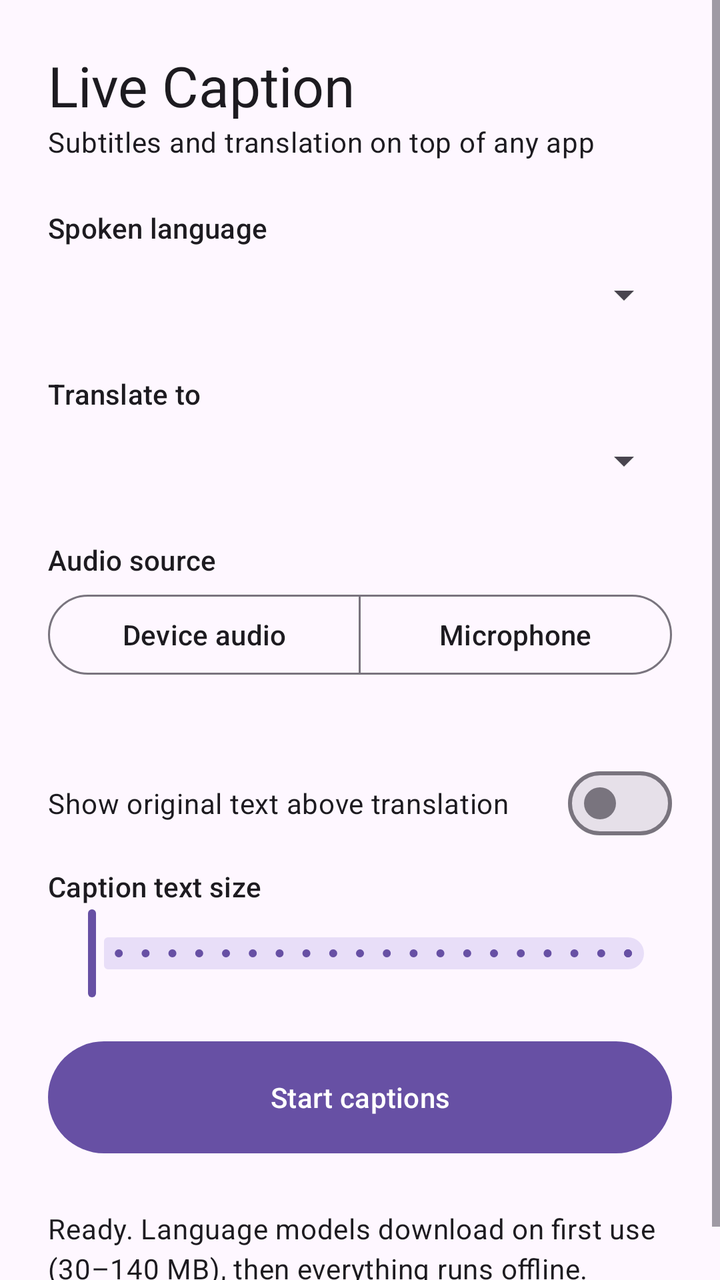
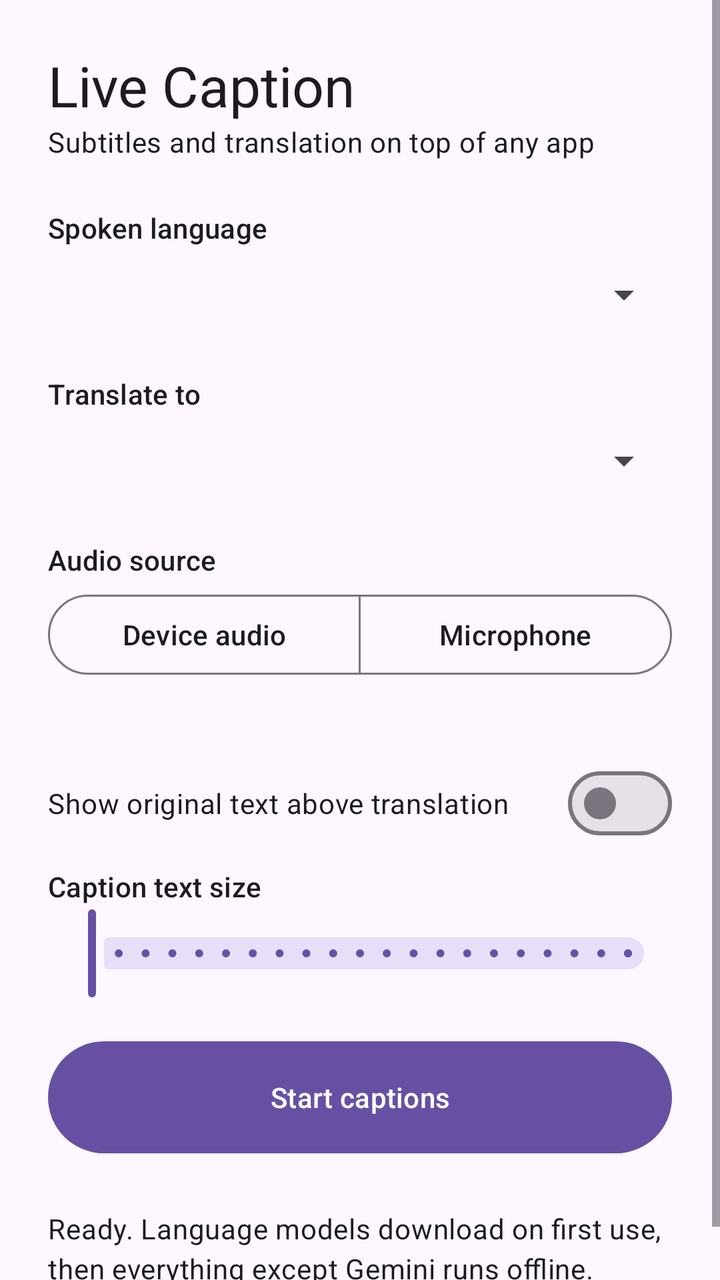

Compare the two renders of this Android layout. The source of the first and the diff that turns it into the second are given below.
<!-- AndroidManifest.xml: application theme Theme.LiveCaption -->
<!-- res/layout/activity_main.xml -->
<?xml version="1.0" encoding="utf-8"?>
<ScrollView xmlns:android="http://schemas.android.com/apk/res/android"
    xmlns:app="http://schemas.android.com/apk/res-auto"
    android:id="@+id/root"
    android:layout_width="match_parent"
    android:layout_height="match_parent"
    android:fillViewport="true">

    <LinearLayout
        android:layout_width="match_parent"
        android:layout_height="wrap_content"
        android:orientation="vertical"
        android:padding="24dp">

        <TextView
            android:layout_width="wrap_content"
            android:layout_height="wrap_content"
            android:text="@string/app_name"
            android:textAppearance="?attr/textAppearanceHeadlineMedium" />

        <TextView
            android:layout_width="wrap_content"
            android:layout_height="wrap_content"
            android:layout_marginBottom="24dp"
            android:text="@string/tagline"
            android:textAppearance="?attr/textAppearanceBodyMedium" />

        <TextView
            android:layout_width="wrap_content"
            android:layout_height="wrap_content"
            android:labelFor="@+id/sourceLanguage"
            android:text="@string/spoken_language"
            android:textAppearance="?attr/textAppearanceLabelLarge" />

        <Spinner
            android:id="@+id/sourceLanguage"
            android:layout_width="match_parent"
            android:layout_height="48dp"
            android:layout_marginBottom="16dp" />

        <TextView
            android:layout_width="wrap_content"
            android:layout_height="wrap_content"
            android:labelFor="@+id/targetLanguage"
            android:text="@string/translate_to"
            android:textAppearance="?attr/textAppearanceLabelLarge" />

        <Spinner
            android:id="@+id/targetLanguage"
            android:layout_width="match_parent"
            android:layout_height="48dp"
            android:layout_marginBottom="16dp" />

        <LinearLayout
            android:id="@+id/onlineSettings"
            android:layout_width="match_parent"
            android:layout_height="wrap_content"
            android:layout_marginBottom="16dp"
            android:orientation="vertical"
            android:visibility="gone">

            <com.google.android.material.textfield.TextInputLayout
                android:id="@+id/apiKeyLayout"
                style="?attr/textInputOutlinedStyle"
                android:layout_width="match_parent"
                android:layout_height="wrap_content"
                android:hint="@string/api_key"
                app:endIconMode="password_toggle">

                <com.google.android.material.textfield.TextInputEditText
                    android:id="@+id/apiKey"
                    android:layout_width="match_parent"
                    android:layout_height="wrap_content"
                    android:importantForAutofill="no"
                    android:inputType="textPassword"
                    android:maxLines="1" />
            </com.google.android.material.textfield.TextInputLayout>

            <TextView
                android:layout_width="match_parent"
                android:layout_height="wrap_content"
                android:layout_marginTop="4dp"
                android:text="@string/api_key_hint"
                android:textAppearance="?attr/textAppearanceBodySmall" />
        </LinearLayout>

        <TextView
            android:layout_width="wrap_content"
            android:layout_height="wrap_content"
            android:text="@string/audio_source"
            android:textAppearance="?attr/textAppearanceLabelLarge" />

        <com.google.android.material.button.MaterialButtonToggleGroup
            android:id="@+id/audioSource"
            android:layout_width="match_parent"
            android:layout_height="wrap_content"
            android:layout_marginTop="4dp"
            app:selectionRequired="true"
            app:singleSelection="true">

            <Button
                android:id="@+id/sourceDevice"
                style="?attr/materialButtonOutlinedStyle"
                android:layout_width="0dp"
                android:layout_height="wrap_content"
                android:layout_weight="1"
                android:text="@string/source_device" />

            <Button
                android:id="@+id/sourceMic"
                style="?attr/materialButtonOutlinedStyle"
                android:layout_width="0dp"
                android:layout_height="wrap_content"
                android:layout_weight="1"
                android:text="@string/source_mic" />
        </com.google.android.material.button.MaterialButtonToggleGroup>

        <TextView
            android:id="@+id/audioSourceHint"
            android:layout_width="match_parent"
            android:layout_height="wrap_content"
            android:layout_marginTop="4dp"
            android:layout_marginBottom="16dp"
            android:textAppearance="?attr/textAppearanceBodySmall" />

        <com.google.android.material.materialswitch.MaterialSwitch
            android:id="@+id/showOriginal"
            android:layout_width="match_parent"
            android:layout_height="wrap_content"
            android:layout_marginBottom="8dp"
            android:text="@string/show_original" />

        <TextView
            android:layout_width="wrap_content"
            android:layout_height="wrap_content"
            android:text="@string/text_size"
            android:textAppearance="?attr/textAppearanceLabelLarge" />

        <com.google.android.material.slider.Slider
            android:id="@+id/textSize"
            android:layout_width="match_parent"
            android:layout_height="wrap_content"
            android:contentDescription="@string/text_size"
            android:stepSize="1"
            android:valueFrom="12"
            android:valueTo="32" />

        <Button
            android:id="@+id/toggle"
            android:layout_width="match_parent"
            android:layout_height="64dp"
            android:layout_marginTop="16dp"
            android:text="@string/start" />

        <com.google.android.material.progressindicator.LinearProgressIndicator
            android:id="@+id/progress"
            android:layout_width="match_parent"
            android:layout_height="wrap_content"
            android:layout_marginTop="12dp"
            android:indeterminate="true"
            android:visibility="invisible" />

        <TextView
            android:id="@+id/status"
            android:layout_width="match_parent"
            android:layout_height="wrap_content"
            android:layout_marginTop="8dp"
            android:text="@string/status_idle"
            android:textAppearance="?attr/textAppearanceBodyMedium" />
    </LinearLayout>
</ScrollView>
<!-- resources referenced by this layout -->
<resources>
  <string name="api_key">Google Cloud Translation API key</string>
  <string name="api_key_hint">This language is translated online: the caption text (not the audio) is sent to Google Cloud Translation using your own key, and needs internet. Create a key in Google Cloud Console with the Cloud Translation API enabled.</string>
  <string name="app_name">Live Caption</string>
  <string name="audio_source">Audio source</string>
  <string name="show_original">Show original text above translation</string>
  <string name="source_device">Device audio</string>
  <string name="source_mic">Microphone</string>
  <string name="spoken_language">Spoken language</string>
  <string name="start">Start captions</string>
  <string name="status_idle">Ready. Language models download on first use (30–140 MB), then everything runs offline.</string>
  <string name="tagline">Subtitles and translation on top of any app</string>
  <string name="text_size">Caption text size</string>
  <string name="translate_to">Translate to</string>
  <style name="Theme.LiveCaption" parent="Theme.Material3.DayNight.NoActionBar" />
</resources>

<!-- the commit's change to res/layout/activity_main.xml (unified diff, before → after) -->
@@ -85,6 +85,15 @@
         </LinearLayout>
 
         <TextView
+            android:id="@+id/offlineKhmerHint"
+            android:layout_width="match_parent"
+            android:layout_height="wrap_content"
+            android:layout_marginBottom="16dp"
+            android:text="@string/khmer_offline_hint"
+            android:textAppearance="?attr/textAppearanceBodySmall"
+            android:visibility="gone" />
+
+        <TextView
             android:layout_width="wrap_content"
             android:layout_height="wrap_content"
             android:text="@string/audio_source"
<!-- resource entries referenced after the edit -->
@@ -1,15 +1,16 @@
 <!-- resources referenced by this layout -->
 <resources>
-  <string name="api_key">Google Cloud Translation API key</string>
-  <string name="api_key_hint">This language is translated online: the caption text (not the audio) is sent to Google Cloud Translation using your own key, and needs internet. Create a key in Google Cloud Console with the Cloud Translation API enabled.</string>
+  <string name="api_key">Gemini API key</string>
+  <string name="api_key_hint">Best Khmer quality. The caption text (not the audio) is sent to Google Gemini using your own key, and needs internet. Get a free key at aistudio.google.com/apikey. Free keys allow only a few requests per minute, so fast speech may skip sentences.</string>
   <string name="app_name">Live Caption</string>
   <string name="audio_source">Audio source</string>
+  <string name="khmer_offline_hint">Works without internet after a one-time 910 MB download (use Wi-Fi). Slower and less accurate than Gemini: the Khmer line appears a few seconds after each sentence ends. Needs a phone with about 6 GB of RAM or more.</string>
   <string name="show_original">Show original text above translation</string>
   <string name="source_device">Device audio</string>
   <string name="source_mic">Microphone</string>
   <string name="spoken_language">Spoken language</string>
   <string name="start">Start captions</string>
-  <string name="status_idle">Ready. Language models download on first use (30–140 MB), then everything runs offline.</string>
+  <string name="status_idle">Ready. Language models download on first use, then everything except Gemini runs offline.</string>
   <string name="tagline">Subtitles and translation on top of any app</string>
   <string name="text_size">Caption text size</string>
   <string name="translate_to">Translate to</string>
